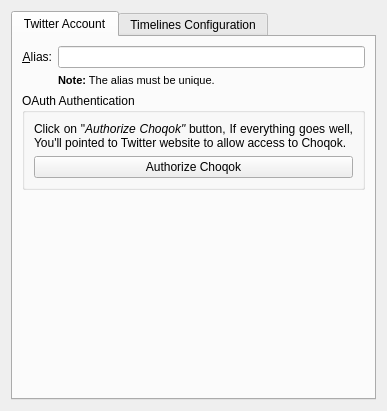
Qt form microblogs/twitter/twittereditaccount_base.ui (KDE/choqok) before a commit.
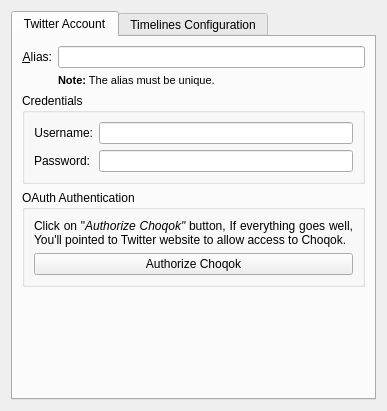
The same form after that commit. Custom widgets are drawn as their Qt base class.

Commit message: OAuth authentication hides from Twitter add/edit account, waiting for their feature for open src apps. + some other oauth fixes

```diff
--- a/microblogs/twitter/twittereditaccount_base.ui
+++ b/microblogs/twitter/twittereditaccount_base.ui
@@ -67,20 +67,46 @@
          </property>
         </widget>
        </item>
-       <item row="3" column="0" colspan="2">
-        <spacer name="verticalSpacer">
-         <property name="orientation">
-          <enum>Qt::Vertical</enum>
-         </property>
-         <property name="sizeHint" stdset="0">
-          <size>
-           <width>20</width>
-           <height>40</height>
-          </size>
-         </property>
-        </spacer>
-       </item>
        <item row="2" column="0" colspan="2">
+        <widget class="QGroupBox" name="groupBox">
+         <property name="title">
+          <string>Credentials</string>
+         </property>
+         <layout class="QFormLayout" name="formLayout">
+          <item row="0" column="0">
+           <widget class="QLabel" name="label_4">
+            <property name="text">
+             <string>Username:</string>
+            </property>
+            <property name="alignment">
+             <set>Qt::AlignRight|Qt::AlignTrailing|Qt::AlignVCenter</set>
+            </property>
+           </widget>
+          </item>
+          <item row="0" column="1">
+           <widget class="KLineEdit" name="kcfg_username"/>
+          </item>
+          <item row="1" column="0">
+           <widget class="QLabel" name="label_5">
+            <property name="text">
+             <string>Password:</string>
+            </property>
+            <property name="alignment">
+             <set>Qt::AlignRight|Qt::AlignTrailing|Qt::AlignVCenter</set>
+            </property>
+           </widget>
+          </item>
+          <item row="1" column="1">
+           <widget class="KLineEdit" name="kcfg_password">
+            <property name="passwordMode">
+             <bool>true</bool>
+            </property>
+           </widget>
+          </item>
+         </layout>
+        </widget>
+       </item>
+       <item row="3" column="0" colspan="2">
         <widget class="QGroupBox" name="kcfg_credentialsBox">
          <property name="title">
           <string>OAuth Authentication </string>
@@ -113,6 +139,19 @@
          </layout>
         </widget>
        </item>
+       <item row="4" column="1">
+        <spacer name="verticalSpacer">
+         <property name="orientation">
+          <enum>Qt::Vertical</enum>
+         </property>
+         <property name="sizeHint" stdset="0">
+          <size>
+           <width>20</width>
+           <height>40</height>
+          </size>
+         </property>
+        </spacer>
+       </item>
       </layout>
      </widget>
      <widget class="QWidget" name="tabTimelines">
```
Left out of the diff: 2 changed lines with no effect on the pictures. The commit also changes 6 other files.
